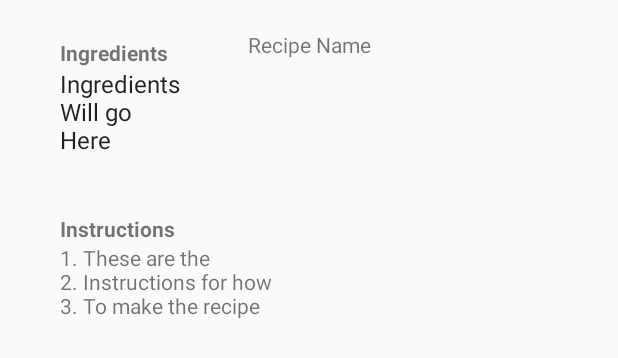
After one commit to reeds-git/RecipeOcrApp, an Android app: the layout activity_display_recipe.xml on its own in the app's theme, with its tools: preview values and no code run, on a phone screen of 412 x 824 dp. The commit adds this screen. Shown: the top 358 px of the screen. Run offline under Robolectric (Android 15) with nearby library versions, the phone set to English and light mode, and no system bars.

Commit message:
Added display for displaying the recipe from the database.

```diff
--- a/app/src/main/AndroidManifest.xml
+++ b/app/src/main/AndroidManifest.xml
@@ -20,7 +20,8 @@
                 <category android:name="android.intent.category.LAUNCHER" />
             </intent-filter>
         </activity>
-        <activity android:name=".ScanRecipeActivity"></activity>
+        <activity android:name=".ScanRecipeActivity" />
+        <activity android:name=".DisplayRecipeActivity"></activity>
     </application>
 
 </manifest>
--- /dev/null
+++ b/app/src/main/res/layout/activity_display_recipe.xml
@@ -0,0 +1,99 @@
+<?xml version="1.0" encoding="utf-8"?>
+<RelativeLayout xmlns:android="http://schemas.android.com/apk/res/android"
+    xmlns:app="http://schemas.android.com/apk/res-auto"
+    xmlns:tools="http://schemas.android.com/tools"
+    android:layout_width="match_parent"
+    android:layout_height="match_parent"
+    android:fitsSystemWindows="true"
+    android:nestedScrollingEnabled="false"
+    tools:context="reed.com.recipeocrapp.DisplayRecipeActivity">
+
+    <ScrollView xmlns:android="http://schemas.android.com/apk/res/android"
+        android:layout_width="match_parent"
+        android:layout_height="match_parent"
+        android:layout_alignParentBottom="true"
+        android:layout_alignParentStart="true"
+        android:fillViewport="false"
+        android:orientation="vertical">
+
+        <RelativeLayout xmlns:android="http://schemas.android.com/apk/res/android"
+            xmlns:app="http://schemas.android.com/apk/res-auto"
+            xmlns:tools="http://schemas.android.com/tools"
+            android:layout_width="match_parent"
+            android:layout_height="wrap_content"
+            android:fitsSystemWindows="true"
+            android:nestedScrollingEnabled="false">
+
+            <TextView
+                android:id="@+id/recipeName"
+                android:layout_width="300dp"
+                android:layout_height="wrap_content"
+                android:layout_centerHorizontal="true"
+                android:layout_marginTop="20dp"
+                android:gravity="center"
+                android:text="Recipe Name" />
+
+            <RelativeLayout
+                android:id="@+id/headers"
+                android:layout_width="fill_parent"
+                android:layout_height="wrap_content">
+
+                <TextView
+                    android:id="@+id/ingHeader"
+                    android:layout_width="wrap_content"
+                    android:layout_height="wrap_content"
+                    android:layout_marginLeft="40dp"
+                    android:layout_marginTop="25dp"
+                    android:text="Ingredients"
+                    android:textAppearance="?android:attr/textAppearanceSmall"
+                    android:textStyle="bold" />
+
+            </RelativeLayout>
+
+            <RelativeLayout
+                android:id="@+id/input"
+                android:layout_width="fill_parent"
+                android:layout_height="wrap_content"
+                android:layout_below="@id/headers">
+
+                <TextView
+                    android:id="@+id/ingQuant"
+                    android:layout_width="match_parent"
+                    android:layout_height="wrap_content"
+                    android:layout_alignParentStart="true"
+                    android:layout_marginStart="40dp"
+                    android:text="Ingredients\nWill go\nHere\n"
+                    android:textAppearance="?android:attr/textAppearanceListItemSmall" />
+            </RelativeLayout>
+
+            <LinearLayout
+                android:id="@+id/container"
+                android:layout_width="match_parent"
+                android:layout_height="wrap_content"
+                android:layout_below="@id/input"
+                android:orientation="vertical"></LinearLayout>
+
+            <TextView
+                android:id="@+id/instructionLabel"
+                android:layout_width="wrap_content"
+                android:layout_height="wrap_content"
+                android:layout_below="@id/container"
+                android:paddingLeft="40dp"
+                android:paddingTop="20dp"
+                android:text="Instructions"
+                android:textAppearance="?android:attr/textAppearanceSmall"
+                android:textStyle="bold" />
+
+            <TextView
+                android:id="@+id/recipeInstructions"
+                android:layout_width="fill_parent"
+                android:layout_height="wrap_content"
+                android:layout_below="@id/instructionLabel"
+                android:layout_centerHorizontal="true"
+                android:ems="10"
+                android:paddingLeft="40dp"
+                android:text="1. These are the\n2. Instructions for how\n3. To make the recipe" />
+
+        </RelativeLayout>
+    </ScrollView>
+</RelativeLayout>
```
Also changed, not shown: app/src/main/java/reed/com/recipeocrapp/DisplayRecipeActivity.java (added, +60 -0 lines), app/src/main/java/reed/com/recipeocrapp/MainActivity.java (+52 -0 lines), app/src/main/res/layout/activity_main.xml (+27 -12 lines), app/src/main/res/layout/row_layout.xml (added, +12 -0 lines), app/src/main/res/values/arrays.xml (added, +21 -0 lines), app/src/main/res/values/ids.xml (added, +23 -0 lines).
